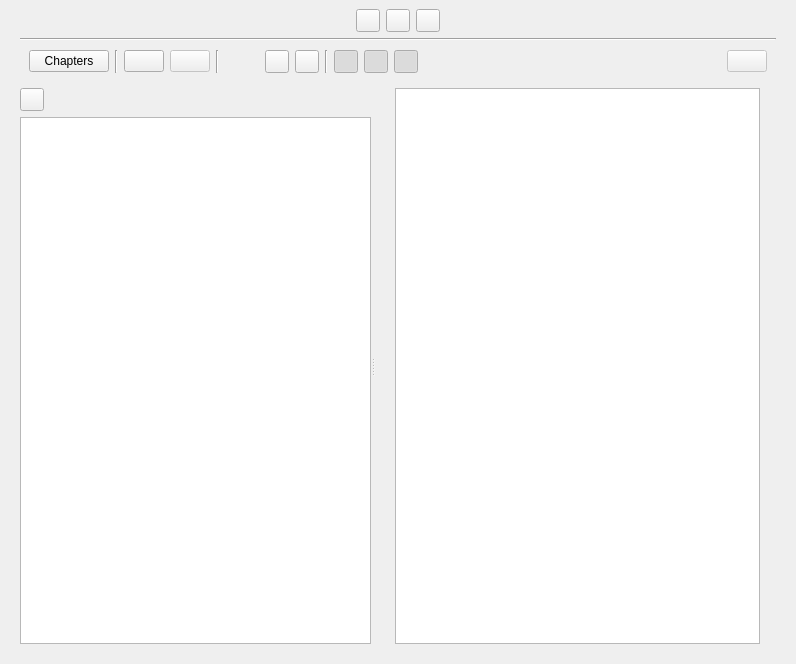
This is ui/scenes_view.ui in zkovari/plotlyst as Qt 5 draws it before an edit. The edited form follows.
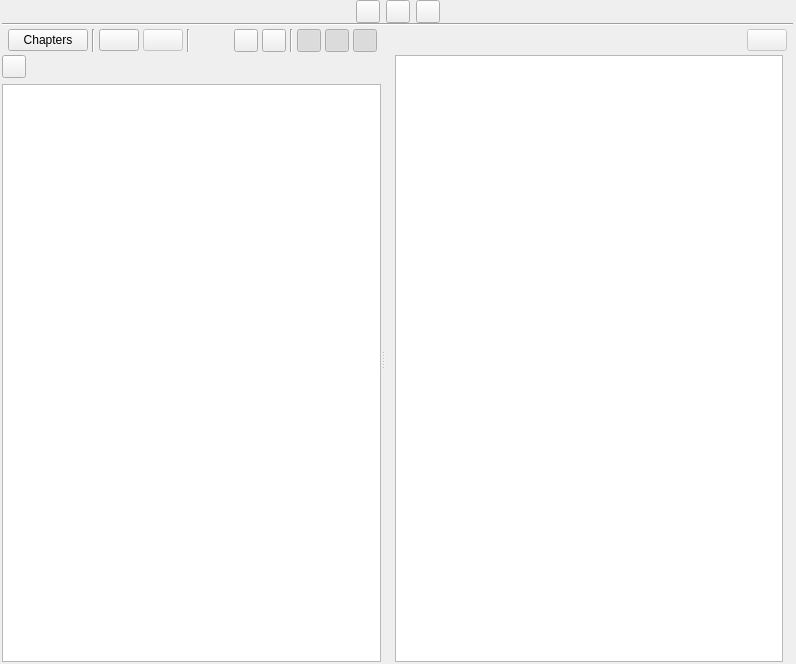
This is the edited form. Custom widgets are drawn as their Qt base class.

Commit message: Reduce layout spacing in scenes view

Patch:
```diff
--- a/ui/scenes_view.ui
+++ b/ui/scenes_view.ui
@@ -14,9 +14,21 @@
             <string>Form</string>
         </property>
         <layout class="QVBoxLayout" name="verticalLayout">
+   <property name="spacing">
+    <number>2</number>
+   </property>
+   <property name="leftMargin">
+    <number>2</number>
+   </property>
             <property name="topMargin">
                 <number>0</number>
             </property>
+   <property name="rightMargin">
+    <number>3</number>
+   </property>
+   <property name="bottomMargin">
+    <number>2</number>
+   </property>
             <item>
                 <widget class="QStackedWidget" name="stackedWidget">
                     <property name="currentIndex">
@@ -24,6 +36,21 @@
                     </property>
                     <widget class="QWidget" name="pageView">
                         <layout class="QVBoxLayout" name="verticalLayout_4">
+       <property name="spacing">
+        <number>0</number>
+       </property>
+       <property name="leftMargin">
+        <number>0</number>
+       </property>
+       <property name="topMargin">
+        <number>0</number>
+       </property>
+       <property name="rightMargin">
+        <number>0</number>
+       </property>
+       <property name="bottomMargin">
+        <number>0</number>
+       </property>
                             <item>
                                 <widget class="QWidget" name="widget_2" native="true">
                                     <layout class="QHBoxLayout" name="horizontalLayout_4">
@@ -129,9 +156,21 @@
                             <item>
                                 <widget class="QWidget" name="widget" native="true">
                                     <layout class="QHBoxLayout" name="horizontalLayout">
+          <property name="spacing">
+           <number>4</number>
+          </property>
+          <property name="leftMargin">
+           <number>6</number>
+          </property>
                                         <property name="topMargin">
                                             <number>3</number>
                                         </property>
+          <property name="rightMargin">
+           <number>6</number>
+          </property>
+          <property name="bottomMargin">
+           <number>3</number>
+          </property>
                                         <item>
                                             <widget class="QPushButton" name="btnChaptersToggle">
                                                 <property name="cursor">
@@ -423,8 +462,8 @@
                                                     </property>
                                                     <property name="sizeHint" stdset="0">
                                                         <size>
-                                                            <width>20</width>
-                                                            <height>20</height>
+               <width>10</width>
+               <height>10</height>
                                                         </size>
                                                     </property>
                                                 </spacer>
@@ -494,8 +533,8 @@
                                                     </property>
                                                     <property name="sizeHint" stdset="0">
                                                         <size>
-                                                            <width>16</width>
-                                                            <height>17</height>
+               <width>10</width>
+               <height>10</height>
                                                         </size>
                                                     </property>
                                                 </spacer>
@@ -507,7 +546,23 @@
                         </layout>
                     </widget>
                     <widget class="QWidget" name="pageEditor">
-                        <layout class="QVBoxLayout" name="verticalLayout_3"/>
+      <layout class="QVBoxLayout" name="verticalLayout_3">
+       <property name="spacing">
+        <number>0</number>
+       </property>
+       <property name="leftMargin">
+        <number>0</number>
+       </property>
+       <property name="topMargin">
+        <number>0</number>
+       </property>
+       <property name="rightMargin">
+        <number>0</number>
+       </property>
+       <property name="bottomMargin">
+        <number>0</number>
+       </property>
+      </layout>
                     </widget>
                 </widget>
             </item>
```
Lines whose indentation alone changed are shown as unchanged.
